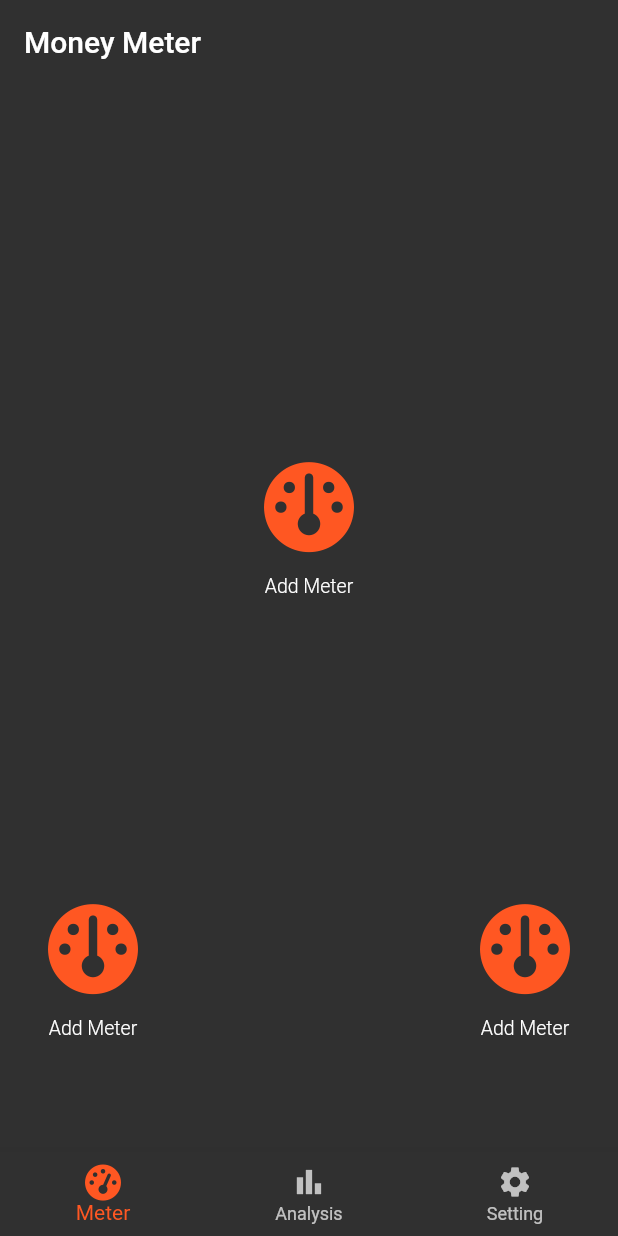
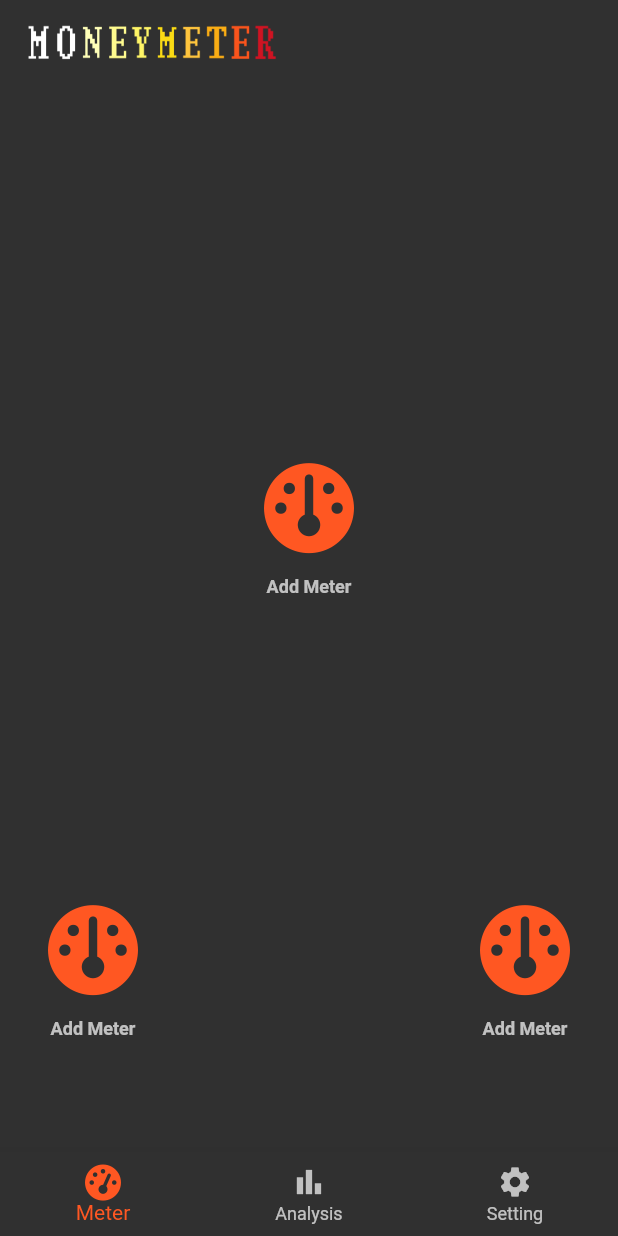
Before and after one commit to kolbe-ryo/budget_scouter, a Flutter app: the screen it shows after launch, on a phone screen of 412 x 824 dp. Run offline on Flutter 3.47's test engine with Material 2 defaults, Android fonts, the phone set to English and light mode, and no system bars; our stand-ins replace flutter_riverpod, font_awesome_flutter, freezed_annotation, pie_chart, shared_preferences; generated files the repository leaves out were written again.

Commit message:
logo image

```diff
--- a/lib/constant/style.dart
+++ b/lib/constant/style.dart
@@ -4,10 +4,13 @@ import 'package:flutter/material.dart';
 const kSpacing = 16.0;
 
 const kTextStyleSecondary = TextStyle(
-  fontSize: 13,
-  fontWeight: FontWeight.w300,
+  color: kDarkTextColor,
+  fontSize: 12,
+  fontWeight: FontWeight.w600,
 );
 
 const kThemeColor = Colors.deepOrange;
 
 const kDarkBackColor = Color(0xff303030);
+
+const kDarkTextColor = Color(0xb3ffffff);
--- /dev/null
+++ b/lib/view/common/logo_image.dart
@@ -0,0 +1,14 @@
+// Flutter imports:
+import 'package:flutter/material.dart';
+
+class LogoImage extends StatelessWidget {
+  const LogoImage({Key? key}) : super(key: key);
+
+  @override
+  Widget build(BuildContext context) {
+    return Image.asset(
+      'assets/img/logo.png',
+      width: 170,
+    );
+  }
+}
--- a/lib/view/page/top_page.dart
+++ b/lib/view/page/top_page.dart
@@ -1,4 +1,5 @@
 // Flutter imports:
+import 'package:budget_scouter/view/common/logo_image.dart';
 import 'package:flutter/material.dart';
 
 // Package imports:
@@ -18,7 +19,7 @@ class TopPage extends ConsumerWidget {
     final pageIndex = ref.watch(bottomNavigtionIndex);
     return Scaffold(
       appBar: AppBar(
-        title: Text('Money Meter'),
+        title: const LogoImage(),
         backgroundColor: kDarkBackColor,
         elevation: 0,
       ),
```
Also changed, not shown: assets/img/logo.png (added).
